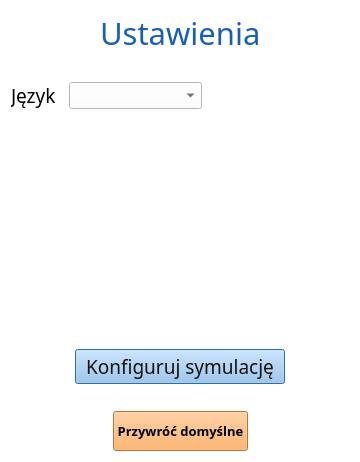
Above: source/UI/AppSettings/AppSettingsWindow.ui from SiekamCebule/sj-sim before the change. Below: the same form after it.
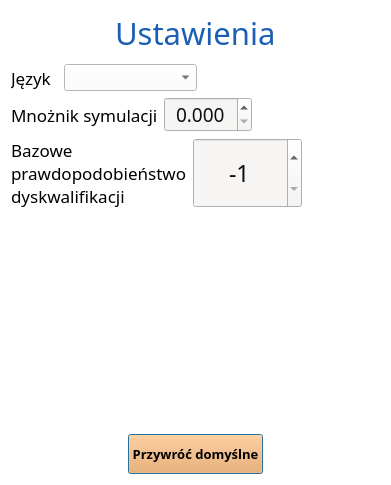
That is the form after the change.

What changed in the file:
```diff
--- a/source/UI/AppSettings/AppSettingsWindow.ui
+++ b/source/UI/AppSettings/AppSettingsWindow.ui
@@ -6,8 +6,8 @@
    <rect>
     <x>0</x>
     <y>0</y>
-    <width>360</width>
-    <height>462</height>
+    <width>391</width>
+    <height>485</height>
    </rect>
   </property>
   <property name="windowTitle">
@@ -92,7 +92,7 @@
          <property name="font">
           <font>
            <family>Quicksand Medium</family>
-           <pointsize>14</pointsize>
+           <pointsize>13</pointsize>
           </font>
          </property>
          <property name="styleSheet">
@@ -143,20 +143,69 @@
     </layout>
    </item>
    <item>
-    <spacer name="verticalSpacer">
+    <spacer name="verticalSpacer_4">
      <property name="orientation">
       <enum>Qt::Vertical</enum>
      </property>
+     <property name="sizeType">
+      <enum>QSizePolicy::Maximum</enum>
+     </property>
      <property name="sizeHint" stdset="0">
       <size>
        <width>20</width>
-       <height>253</height>
+       <height>13</height>
       </size>
      </property>
     </spacer>
    </item>
    <item>
     <layout class="QHBoxLayout" name="horizontalLayout_4">
+     <item>
+      <layout class="QFormLayout" name="formLayout_2">
+       <item row="0" column="0">
+        <widget class="QLabel" name="label_language_2">
+         <property name="font">
+          <font>
+           <family>Quicksand Medium</family>
+           <pointsize>13</pointsize>
+          </font>
+         </property>
+         <property name="styleSheet">
+          <string notr="true">color: rgb(0, 0, 0);</string>
+         </property>
+         <property name="text">
+          <string>Mnożnik symulacji</string>
+         </property>
+        </widget>
+       </item>
+       <item row="0" column="1">
+        <widget class="QDoubleSpinBox" name="doubleSpinBox_simulationMultiplier">
+         <property name="sizePolicy">
+          <sizepolicy hsizetype="Minimum" vsizetype="Minimum">
+           <horstretch>0</horstretch>
+           <verstretch>0</verstretch>
+          </sizepolicy>
+         </property>
+         <property name="font">
+          <font>
+           <family>Quicksand Medium</family>
+           <pointsize>14</pointsize>
+          </font>
+         </property>
+         <property name="styleSheet">
+          <string notr="true">background-color: rgb(246, 245, 244);
+color: rgb(13, 13, 13);</string>
+         </property>
+         <property name="alignment">
+          <set>Qt::AlignCenter</set>
+         </property>
+         <property name="decimals">
+          <number>3</number>
+         </property>
+        </widget>
+       </item>
+      </layout>
+     </item>
      <item>
       <spacer name="horizontalSpacer_6">
        <property name="orientation">
@@ -170,39 +219,86 @@
        </property>
       </spacer>
      </item>
+    </layout>
+   </item>
+   <item>
+    <spacer name="verticalSpacer_5">
+     <property name="orientation">
+      <enum>Qt::Vertical</enum>
+     </property>
+     <property name="sizeHint" stdset="0">
+      <size>
+       <width>20</width>
+       <height>13</height>
+      </size>
+     </property>
+    </spacer>
+   </item>
+   <item>
+    <layout class="QHBoxLayout" name="horizontalLayout_6">
      <item>
-      <widget class="QPushButton" name="pushButton_simulationSettings">
-       <property name="minimumSize">
-        <size>
-         <width>210</width>
-         <height>0</height>
-        </size>
-       </property>
-       <property name="maximumSize">
-        <size>
-         <width>210</width>
-         <height>16777215</height>
-        </size>
+      <layout class="QFormLayout" name="formLayout_4">
+       <item row="0" column="0">
+        <widget class="QLabel" name="label_language_4">
+         <property name="sizePolicy">
+          <sizepolicy hsizetype="Minimum" vsizetype="Maximum">
+           <horstretch>0</horstretch>
+           <verstretch>0</verstretch>
+          </sizepolicy>
+         </property>
+         <property name="font">
+          <font>
+           <family>Quicksand Medium</family>
+           <pointsize>13</pointsize>
+          </font>
+         </property>
+         <property name="styleSheet">
+          <string notr="true">color: rgb(0, 0, 0);</string>
+         </property>
+         <property name="text">
+          <string>Bazowe prawdopodobieństwo dyskwalifikacji</string>
+         </property>
+         <property name="wordWrap">
+          <bool>true</bool>
+         </property>
+        </widget>
+       </item>
+      </layout>
+     </item>
+     <item>
+      <widget class="QSpinBox" name="spinBox_dsqProbability">
+       <property name="sizePolicy">
+        <sizepolicy hsizetype="Minimum" vsizetype="Minimum">
+         <horstretch>0</horstretch>
+         <verstretch>0</verstretch>
+        </sizepolicy>
        </property>
        <property name="font">
         <font>
          <family>Quicksand Medium</family>
-         <pointsize>14</pointsize>
+         <pointsize>17</pointsize>
         </font>
        </property>
        <property name="styleSheet">
-        <string notr="true">QPushButton{
-	background-color: rgb(153, 193, 241);
-	color: rgb(18, 18, 18);
-}</string>
+        <string notr="true">background-color: rgb(246, 245, 244);
+color: rgb(13, 13, 13);</string>
        </property>
-       <property name="text">
-        <string>Konfiguruj symulację</string>
+       <property name="alignment">
+        <set>Qt::AlignCenter</set>
+       </property>
+       <property name="minimum">
+        <number>-1</number>
+       </property>
+       <property name="maximum">
+        <number>100000</number>
+       </property>
+       <property name="value">
+        <number>-1</number>
        </property>
       </widget>
      </item>
      <item>
-      <spacer name="horizontalSpacer_7">
+      <spacer name="horizontalSpacer_8">
        <property name="orientation">
         <enum>Qt::Horizontal</enum>
        </property>
@@ -216,6 +312,19 @@
      </item>
     </layout>
    </item>
+   <item>
+    <spacer name="verticalSpacer">
+     <property name="orientation">
+      <enum>Qt::Vertical</enum>
+     </property>
+     <property name="sizeHint" stdset="0">
+      <size>
+       <width>20</width>
+       <height>253</height>
+      </size>
+     </property>
+    </spacer>
+   </item>
    <item>
     <spacer name="verticalSpacer_3">
      <property name="orientation">
```
